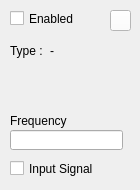
Before: the Qt Designer form Update/Logic_Gate_Simulator/dlg_gateinfo.ui in ElliotHarding/Logic-Gate-Simulator, drawn with Qt 5.
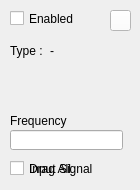
After: the same form once the commit is applied. Icons and pictures are not drawn.

```diff
--- a/Update/Logic_Gate_Simulator/dlg_gateinfo.ui
+++ b/Update/Logic_Gate_Simulator/dlg_gateinfo.ui
@@ -114,6 +114,27 @@
     <string>Frequency</string>
    </property>
   </widget>
+  <widget class="QCheckBox" name="dragModeCheck">
+   <property name="geometry">
+    <rect>
+     <x>10</x>
+     <y>160</y>
+     <width>121</width>
+     <height>17</height>
+    </rect>
+   </property>
+   <property name="text">
+    <string>Drag All</string>
+   </property>
+  </widget>
+  <zorder>dragModeCheck</zorder>
+  <zorder>checkBox</zorder>
+  <zorder>btn_DeleteGate</zorder>
+  <zorder>label</zorder>
+  <zorder>lbl_GateType</zorder>
+  <zorder>signalCheck</zorder>
+  <zorder>lineEdit_Frequency</zorder>
+  <zorder>lbl_Frequency</zorder>
  </widget>
  <resources>
   <include location="resouces.qrc"/>
```
